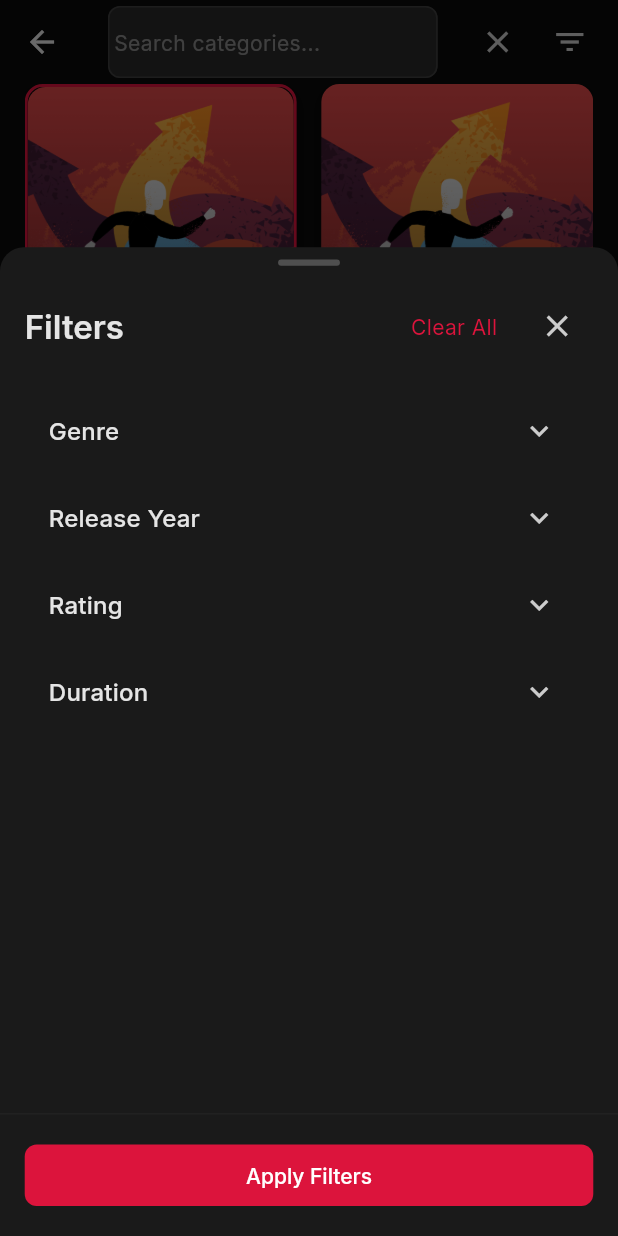
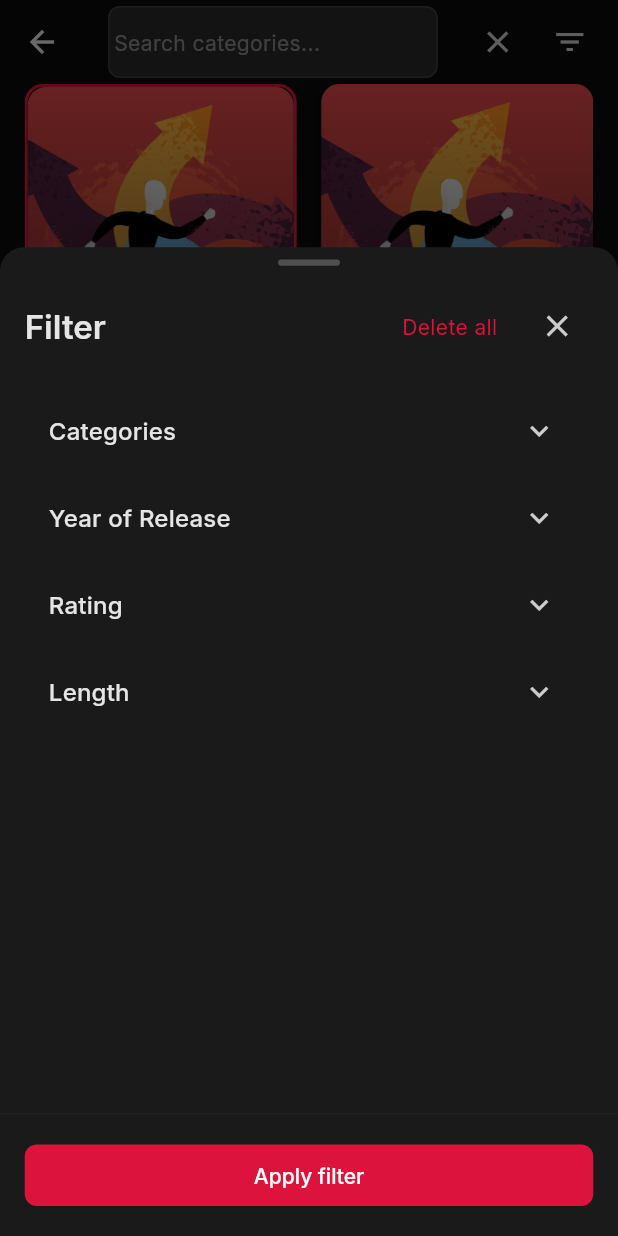
Before and after one commit to minhson-git/flutter_project, a Flutter app: the CategoriesScreen screen opened directly, after a tap on the "search" icon, after a tap on the "filter list" icon, on a phone screen of 412 x 824 dp. Run offline on Flutter 3.47's test engine with Material 3 defaults, Android fonts, the phone set to English and light mode, and no system bars; drawn by our look-alikes of cached_network_image; our stand-ins replace connectivity_plus, firebase_core, flutter_svg, google_fonts, sizer; accounts and stored records are empty; network calls fail.

Commit message:
update filter bottom sheet widget

```diff
--- a/lib/presentation/categories_screen/widgets/filter_bottom_sheet_widget.dart
+++ b/lib/presentation/categories_screen/widgets/filter_bottom_sheet_widget.dart
@@ -22,7 +22,7 @@ class _FilterBottomSheetWidgetState extends State<FilterBottomSheetWidget> {
   late List<String> _selectedFilters;
 
   final Map<String, List<String>> _filterOptions = {
-    'Genre': [
+    'Categories': [
       'Action',
       'Adventure',
       'Comedy',
@@ -32,7 +32,7 @@ class _FilterBottomSheetWidgetState extends State<FilterBottomSheetWidget> {
       'Romance',
       'Thriller'
     ],
-    'Release Year': [
+    'Year of Release': [
       '2024',
       '2023',
       '2022',
@@ -44,12 +44,12 @@ class _FilterBottomSheetWidgetState extends State<FilterBottomSheetWidget> {
     ],
     'Rating': [
       '9+ Excellent',
-      '8+ Very Good',
+      '8+ Very well',
       '7+ Good',
-      '6+ Fair',
-      '5+ Average'
+      '6+ Pretty good',
+      '5+ Medium'
     ],
-    'Duration': ['< 30 min', '30-60 min', '1-2 hours', '2-3 hours', '3+ hours'],
+    'Length': ['< 30 mins', '30-60 mins', '1-2 hours', '2-3 hours', '3+ hours'],
   };
 
   @override
@@ -106,7 +106,7 @@ class _FilterBottomSheetWidgetState extends State<FilterBottomSheetWidget> {
               mainAxisAlignment: MainAxisAlignment.spaceBetween,
               children: [
                 Text(
-                  'Filters',
+                  'Filter',
                   style: AppTheme.lightTheme.textTheme.titleLarge,
                 ),
                 Row(
@@ -114,7 +114,7 @@ class _FilterBottomSheetWidgetState extends State<FilterBottomSheetWidget> {
                     TextButton(
                       onPressed: _clearAllFilters,
                       child: Text(
-                        'Clear All',
+                        'Delete all',
                         style:
                             AppTheme.lightTheme.textTheme.bodyMedium?.copyWith(
                           color: AppTheme.lightTheme.colorScheme.primary,
@@ -162,7 +162,7 @@ class _FilterBottomSheetWidgetState extends State<FilterBottomSheetWidget> {
               child: ElevatedButton(
                 onPressed: _applyFilters,
                 child: Text(
-                  'Apply Filters${_selectedFilters.isNotEmpty ? ' (${_selectedFilters.length})' : ''}',
+                  'Apply filter${_selectedFilters.isNotEmpty ? ' (${_selectedFilters.length})' : ''}',
                 ),
               ),
             ),
```
